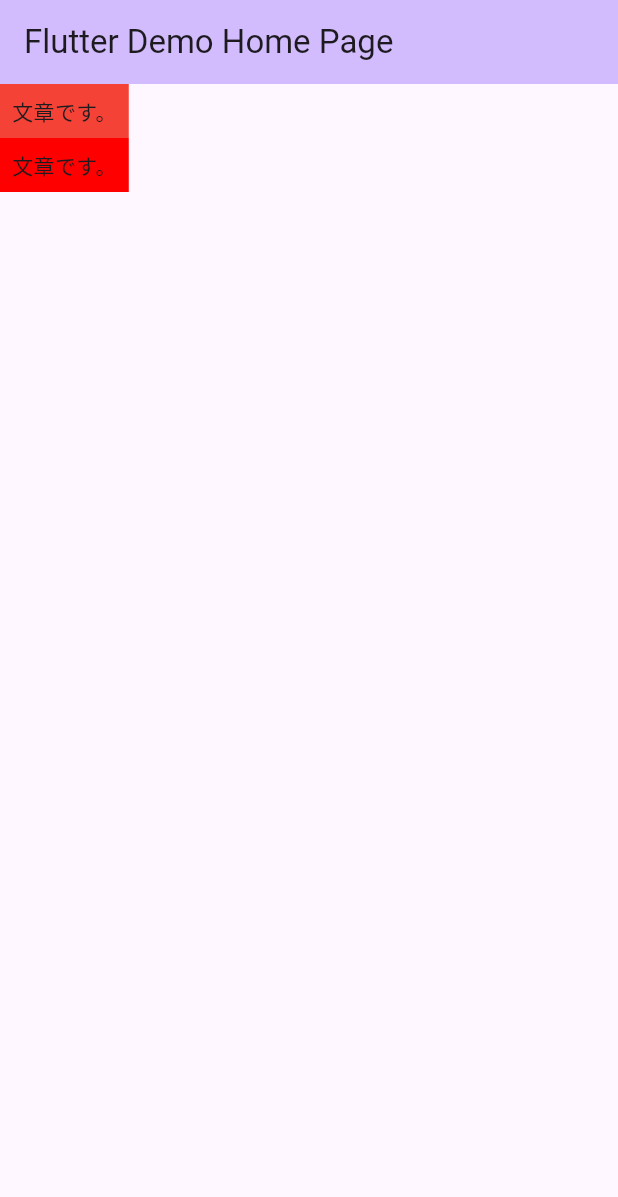
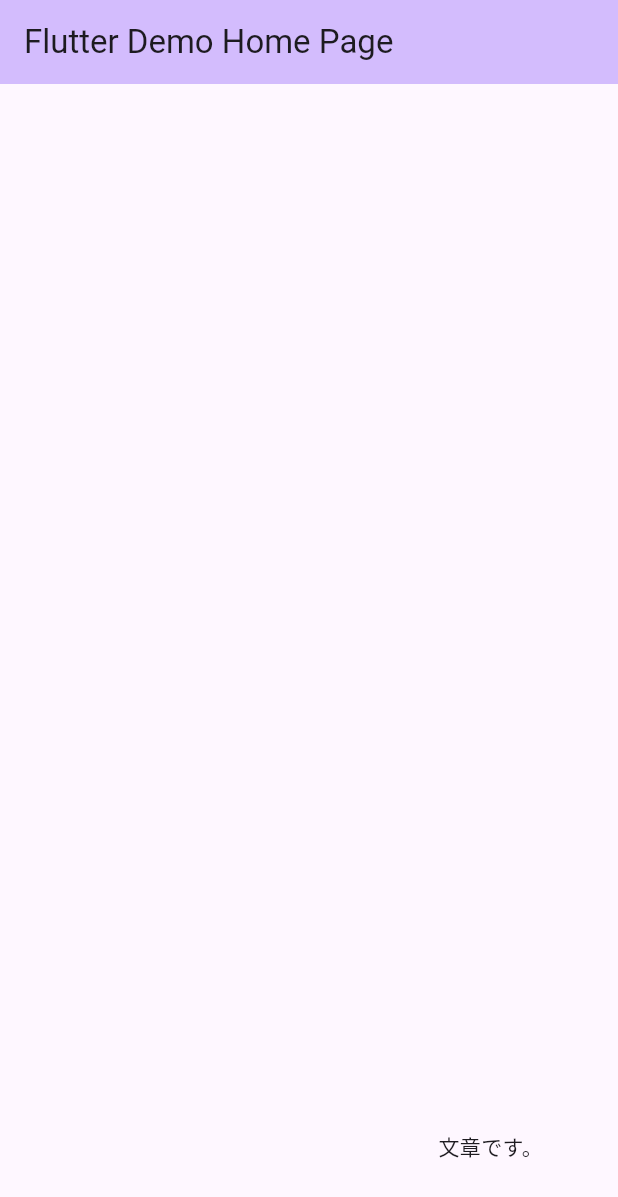
Before and after one commit to Hira0523/chapter03_beginner, a Flutter app: the screen it shows after launch, on a phone screen of 412 x 824 dp. Shown: the top 1197 px of the screen. Run offline on Flutter 3.47's test engine with Material 3 defaults, Android fonts, the phone set to English and light mode, and no system bars.

Commit message:
Alignウィジェット実装

```diff
--- a/lib/main.dart
+++ b/lib/main.dart
@@ -38,21 +38,12 @@ class _MyHomePageState extends State<MyHomePage> {
         backgroundColor: Theme.of(context).colorScheme.inversePrimary,
         title: Text(widget.title),
       ),
-      body: const Column(
-        children: [
-          ColoredBox(
-              color: Colors.red,
-              child: Padding(
-                padding: EdgeInsets.all(8.0),
-                child: Text('文章です。'),
-              )),
-          ColoredBox(
-              color: Color.fromARGB(255, 255, 0, 0),
-              child: Padding(
-                padding: EdgeInsets.all(8.0),
-                child: Text('文章です。'),
-              ))
-        ],
+      body: const Padding(
+        padding: EdgeInsets.all(50.0),
+        child: Align(
+          alignment: Alignment.bottomRight,
+          child: Text('文章です。'),
+        ),
       ),
     );
   }
```
